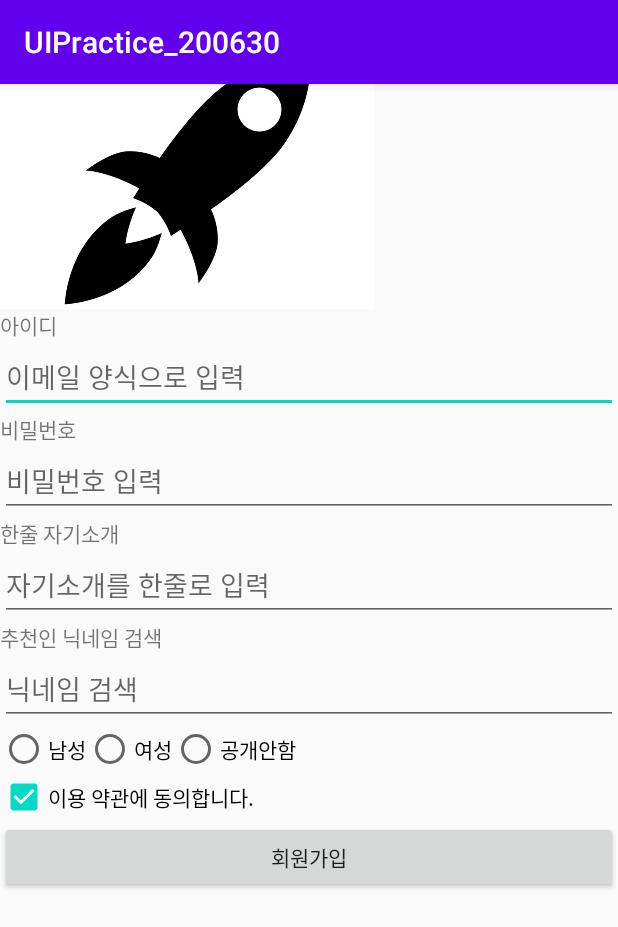
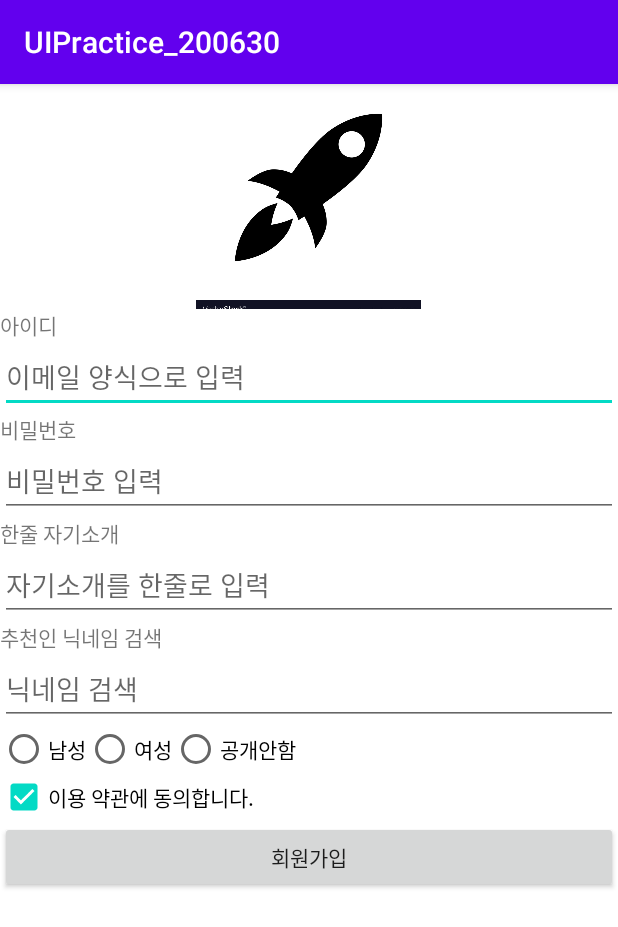
Before and after one commit to ShiriBot/UIPractice_200630, an Android app: the screen it shows after launch (MainActivity), on a phone screen of 412 x 824 dp. Shown: the top 927 px of the screen. Run offline under Robolectric (Android 15) with nearby library versions, the phone set to English and light mode, and no system bars.

Commit message:
공통 속성 연습. background/gravity

```diff
--- a/app/src/main/res/layout/activity_main.xml
+++ b/app/src/main/res/layout/activity_main.xml
@@ -5,13 +5,22 @@
     android:layout_width="match_parent"
     android:layout_height="match_parent"
     android:orientation="vertical"
+    android:background="#FFFFFF"
     tools:context=".MainActivity">
 
-    <ImageView
-        android:layout_width="250dp"
-        android:layout_height="150dp"
-        android:scaleType="centerCrop"
-        android:src="@drawable/image_file_rocket"/>
+    <LinearLayout
+        android:layout_width="match_parent"
+        android:layout_height="wrap_content"
+        android:orientation="vertical"
+        android:gravity="center">
+
+        <ImageView
+            android:layout_width="150dp"
+            android:layout_height="150dp"
+            android:scaleType="centerCrop"
+            android:src="@drawable/image_file_rocket"/>
+
+    </LinearLayout>
 
     <TextView
         android:layout_width="wrap_content"
```
